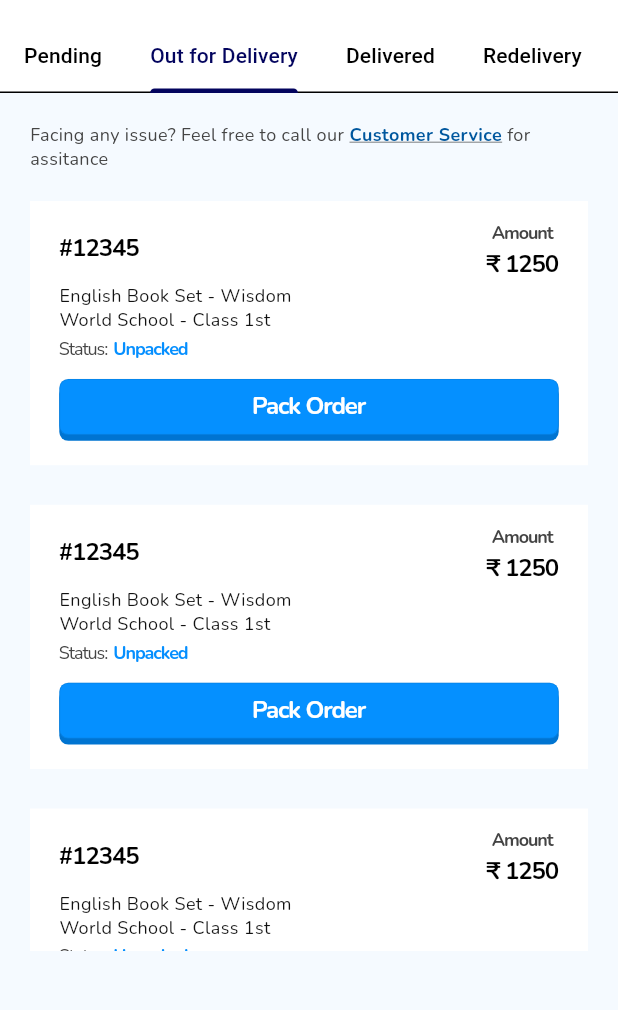
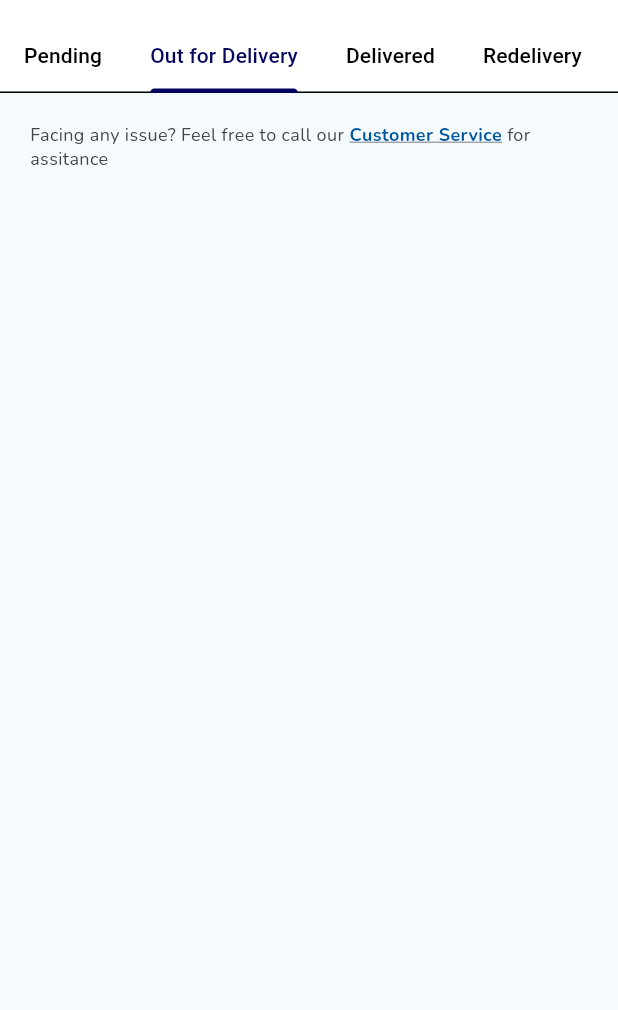
Before and after one commit to bukizz-store/bukizz_retailer, a Flutter app: the OrderScreen screen opened directly, tab 2 chosen, on a phone screen of 412 x 824 dp, the part 63-1073 px from its top. Run offline on Flutter 3.47's test engine with Material 3 defaults, Android fonts, the phone set to English and light mode, and no system bars; our stand-ins replace cloud_firestore, file_picker, firebase_auth, firebase_core, firebase_database, firebase_storage and 5 more; accounts and stored records are empty; project files that could hold a hidden picture were left out.

Commit message:
Added all the status

```diff
--- a/lib/mvvm/views/NavBar_Screens/Orders/Order_screen.dart
+++ b/lib/mvvm/views/NavBar_Screens/Orders/Order_screen.dart
@@ -40,12 +40,12 @@ class _OrderScreenState extends State<OrderScreen> with SingleTickerProviderStat
       ),
       body: TabBarView(
         controller: _tabController,
-        children: [
+        children: const [
           PendingOrderTabs(),
-          OrderTabs(),
-          OrderTabs(),
-          OrderTabs(),
-          OrderTabs()
+          OrderTabs(status: 'Out For Delivery',),
+          OrderTabs(status: 'Delivered',),
+          OrderTabs(status: 'Redelivery',),
+          OrderTabs(status: 'Canceled',)
         ],
       ),
     );
--- a/lib/mvvm/views/NavBar_Screens/Orders/pending/Rest_others.dart
+++ b/lib/mvvm/views/NavBar_Screens/Orders/pending/Rest_others.dart
@@ -1,6 +1,8 @@
 import 'package:bukizz_retailer/constants/dimensions.dart';
+import 'package:bukizz_retailer/mvvm/viewModel/orders/orders.dart';
 import 'package:bukizz_retailer/utils/widgets/spacing/spacing.dart';
 import 'package:flutter/material.dart';
+import 'package:provider/provider.dart';
 import 'package:responsive_sizer/responsive_sizer.dart';
 
 import '../../../../../constants/colors.dart';
@@ -8,7 +10,8 @@ import '../../../../../utils/widgets/text and textforms/Reusable_text.dart';
 
 
 class OrderTabs extends StatefulWidget {
-  const OrderTabs({super.key});
+  final String status;
+  const OrderTabs({super.key , required this.status});
 
   @override
   State<OrderTabs> createState() => _OrderTabsState();
@@ -18,6 +21,8 @@ class _OrderTabsState extends State<OrderTabs> {
   @override
   Widget build(BuildContext context) {
     Dimensions dimensions=Dimensions(context);
+    return Consumer<Order>(builder: (context , orderData , child){
+      var orders = orderData.orders.where((element) => element.status == widget.status).toList();
       return Scaffold(
         body: SingleChildScrollView(
           child: Padding(
@@ -80,7 +85,7 @@ class _OrderTabsState extends State<OrderTabs> {
                 Container(
                   height: 500,
                   child: ListView.builder(
-                     itemCount: 4,
+                      itemCount: orders.length,
                       physics: NeverScrollableScrollPhysics(),
                       itemBuilder: (context,index){
                         return Container(
@@ -94,12 +99,12 @@ class _OrderTabsState extends State<OrderTabs> {
                               Row(
                                 mainAxisAlignment: MainAxisAlignment.spaceBetween,
                                 children: [
-                                 ReusableText(text: '#12345', fontSize: 16,fontWeight: FontWeight.w700,),
+                                  ReusableText(text: '#${orders[index].orderId.split('-')[0]}', fontSize: 16,fontWeight: FontWeight.w700,),
                                   Column(
                                     children: [
                                       ReusableText(text: 'Amount', fontSize: 12,color: AppColors.lightTextColor,),
                                       20.verticalSpace,
-                                     ReusableText(text: '₹ 1250', fontSize: 16)
+                                      ReusableText(text: '₹ ${orders[index].saleAmount}', fontSize: 16)
                                     ],
                                   )
                                 ],
@@ -124,7 +129,7 @@ class _OrderTabsState extends State<OrderTabs> {
                                 children: [
                                   ReusableText(text: 'Status:', fontSize: 12,color: AppColors.lightTextColor,fontWeight: FontWeight.w400,),
                                   SizedBox(width: 4,),
-                                 ReusableText(text: 'Unpacked', fontSize: 12,color: Color(0xFF058FFF),)
+                                  ReusableText(text: orders[index].status, fontSize: 12,color: Color(0xFF058FFF),)
                                 ],
                               ),
                               20.verticalSpace,
@@ -170,5 +175,6 @@ class _OrderTabsState extends State<OrderTabs> {
           ),
         ),
       );
+    });
   }
 }
--- a/lib/mvvm/views/NavBar_Screens/Orders/pending/pending_order.dart
+++ b/lib/mvvm/views/NavBar_Screens/Orders/pending/pending_order.dart
@@ -1,13 +1,13 @@
 import 'package:bukizz_retailer/constants/dimensions.dart';
+import 'package:bukizz_retailer/mvvm/viewModel/orders/orders.dart';
 import 'package:bukizz_retailer/utils/widgets/spacing/spacing.dart';
 import 'package:bukizz_retailer/utils/widgets/text%20and%20textforms/Reusable_text.dart';
 import 'package:flutter/material.dart';
+import 'package:provider/provider.dart';
 import 'package:responsive_sizer/responsive_sizer.dart';
 
 import '../../../../../constants/colors.dart';
 import '../../DashBBoard_Screen.dart';
-
-
 
 class PendingOrderTabs extends StatefulWidget {
   const PendingOrderTabs({super.key});
@@ -21,8 +21,10 @@ class _PendingOrderTabsState extends State<PendingOrderTabs> {
   @override
   Widget build(BuildContext context) {
     Dimensions dimensions=Dimensions(context);
+    return Consumer<Order>(builder: (context , orderData , child){
+      var pendingOrders = orderData.orders.where((element) => element.status == 'Processed').toList();
+      var packedOrders = orderData.orders.where((element) => element.status == 'Packed').toList();
       return Scaffold(
-
         body: SingleChildScrollView(
           child: Padding(
             padding: EdgeInsets.symmetric(horizontal: 20,vertical: 20),
@@ -146,7 +148,7 @@ class _PendingOrderTabsState extends State<PendingOrderTabs> {
                   Container(
                     height: 500,
                     child: ListView.builder(
-                      itemCount: 4,
+                        itemCount: pendingOrders.length,
                         physics: NeverScrollableScrollPhysics(),
                         itemBuilder: (context,index){
                           return Container(
@@ -160,12 +162,12 @@ class _PendingOrderTabsState extends State<PendingOrderTabs> {
                                 Row(
                                   mainAxisAlignment: MainAxisAlignment.spaceBetween,
                                   children: [
-                                  ReusableText(text: '#12345', fontSize: 16,fontWeight: FontWeight.w700,),
+                                    ReusableText(text: "#${pendingOrders[index].orderId.split('-')[0]}", fontSize: 16,fontWeight: FontWeight.w700,),
                                     Column(
                                       children: [
                                         ReusableText(text: 'Amount', fontSize: 12,color: AppColors.lightTextColor,),
                                         20.verticalSpace,
-                                      ReusableText(text: '₹ 1250', fontSize: 16)
+                                        ReusableText(text: '₹ ${pendingOrders[index].saleAmount}', fontSize: 16)
                                       ],
                                     )
                                   ],
@@ -173,8 +175,8 @@ class _PendingOrderTabsState extends State<PendingOrderTabs> {
                                 SizedBox(height: dimensions.height10*1.2,),
                                 SizedBox(
                                   width: dimensions.width10*19,
-                                child: const Text(
-                                  'English Book Set - Wisdom World School - Class 1st',
+                                  child: Text(
+                                    '${pendingOrders[index].cartData.keys.first}',
                                     style: TextStyle(
                                       color: Color(0xFF121212),
                                       fontSize: 12,
@@ -190,7 +192,7 @@ class _PendingOrderTabsState extends State<PendingOrderTabs> {
                                   children: [
                                     ReusableText(text: 'Status:', fontSize: 12,color: AppColors.lightTextColor,fontWeight: FontWeight.w400,),
                                     SizedBox(width: 4,),
-                                  ReusableText(text: 'Unpacked', fontSize: 12,color: Color(0xFF058FFF),)
+                                    ReusableText(text: pendingOrders[index].status, fontSize: 12,color: Color(0xFF058FFF),)
                                   ],
                                 ),
                                 20.verticalSpace,
@@ -233,7 +235,7 @@ class _PendingOrderTabsState extends State<PendingOrderTabs> {
                   Container(
                     height: 500,
                     child: ListView.builder(
-                      itemCount: 4,
+                        itemCount: packedOrders.length,
                         physics: NeverScrollableScrollPhysics(),
                         itemBuilder: (context,index){
                           return Container(
@@ -247,12 +249,12 @@ class _PendingOrderTabsState extends State<PendingOrderTabs> {
                                 Row(
                                   mainAxisAlignment: MainAxisAlignment.spaceBetween,
                                   children: [
-                                  ReusableText(text: '#12345', fontSize: 16,fontWeight: FontWeight.w700,),
+                                    ReusableText(text: '#${packedOrders[index].orderId.split("-")[0]}', fontSize: 16,fontWeight: FontWeight.w700,),
                                     Column(
                                       children: [
                                         ReusableText(text: 'Amount', fontSize: 12,color: AppColors.lightTextColor,),
                                         20.verticalSpace,
-                                      ReusableText(text: '₹ 1250', fontSize: 16)
+                                        ReusableText(text: '₹ ${packedOrders[index].saleAmount}', fontSize: 16)
                                       ],
                                     )
                                   ],
@@ -260,8 +262,8 @@ class _PendingOrderTabsState extends State<PendingOrderTabs> {
                                 SizedBox(height: dimensions.height10*1.2,),
                                 SizedBox(
                                   width: dimensions.width10*19,
-                                child: const Text(
-                                  'English Book Set - Wisdom World School - Class 1st',
+                                  child: Text(
+                                    '${packedOrders[index].cartData.keys.first}',
                                     style: TextStyle(
                                       color: Color(0xFF121212),
                                       fontSize: 12,
@@ -277,7 +279,7 @@ class _PendingOrderTabsState extends State<PendingOrderTabs> {
                                   children: [
                                     ReusableText(text: 'Status:', fontSize: 12,color: AppColors.lightTextColor,fontWeight: FontWeight.w400,),
                                     SizedBox(width: 4,),
-                                  ReusableText(text: 'Packed', fontSize: 12,color: Color(0xFF058FFF),)
+                                    ReusableText(text: packedOrders[index].status, fontSize: 12,color: Color(0xFF058FFF),)
                                   ],
                                 ),
 
@@ -293,5 +295,7 @@ class _PendingOrderTabsState extends State<PendingOrderTabs> {
           ),
         ),
       );
+    },);
+
   }
 }
```
Lines whose indentation alone changed are shown as unchanged.
